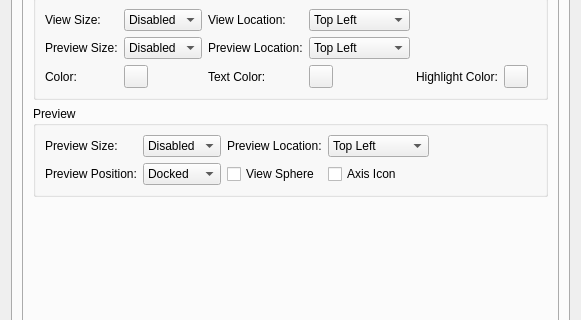
The window that lclib/qt/lc_qpreferencesdialog.ui (trevorsandy/lpub3dnext) describes before a commit, drawn with Qt 5; both pictures show x 0 to 581 and y 101 to 421 of the 581 by 551 pixel window.
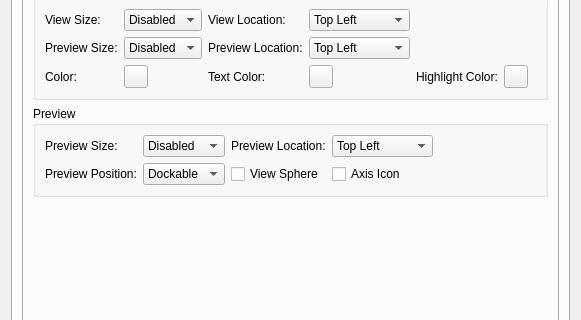
The same window after the commit. The open tabs and pages were chosen to show the change. Icons and pictures are not drawn.

Diff of the .ui file:
```diff
--- a/lclib/qt/lc_qpreferencesdialog.ui
+++ b/lclib/qt/lc_qpreferencesdialog.ui
@@ -1102,7 +1102,7 @@
                <widget class="QComboBox" name="PreviewPositionCombo">
                 <item>
                  <property name="text">
-                  <string>Docked</string>
+                  <string>Dockable</string>
                  </property>
                 </item>
                 <item>
```
